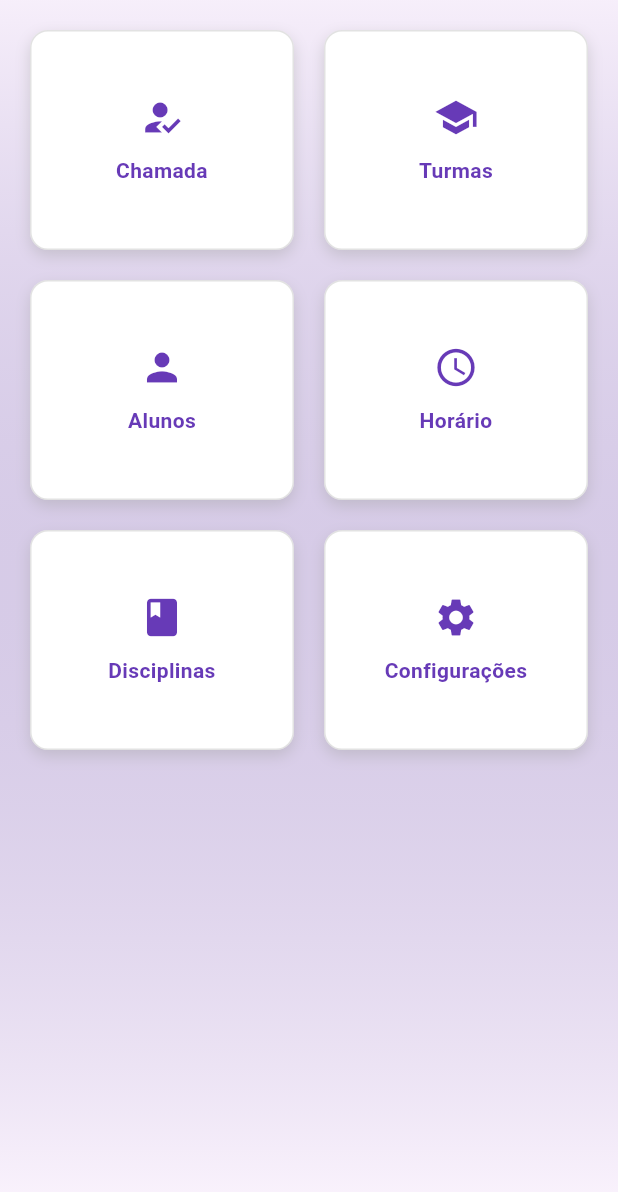
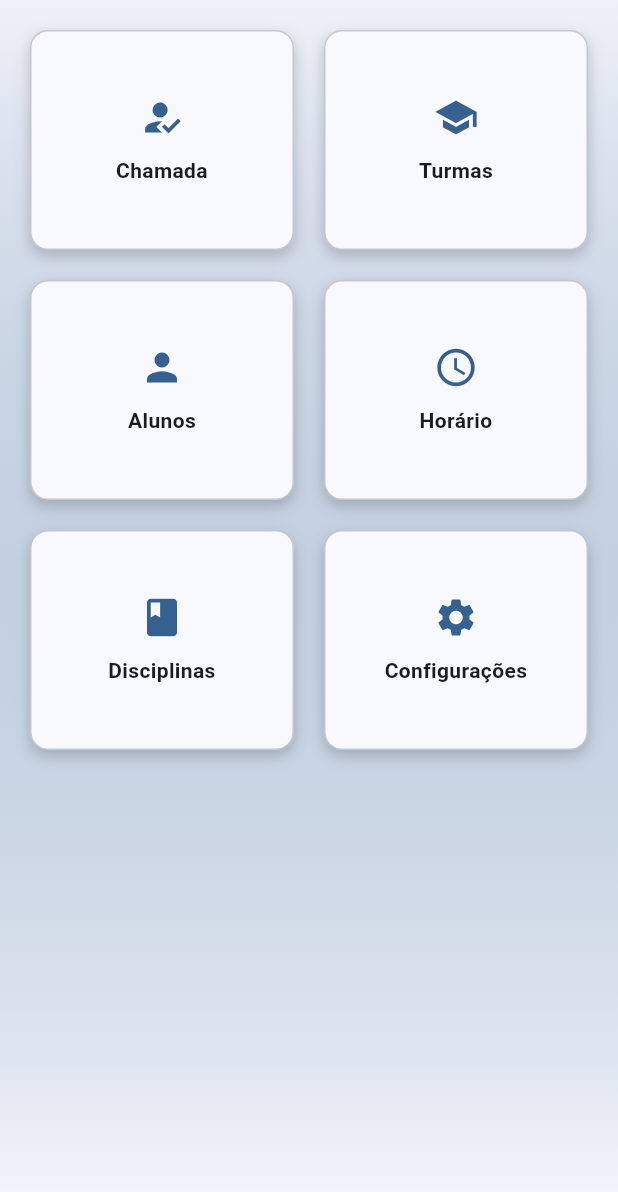
Before and after one commit to fostergdev/vocatus, a Flutter app: the screen it shows after launch, on a phone screen of 412 x 824 dp. Shown: the top 1192 px of the screen. Run offline on Flutter 3.47's test engine with Material 3 defaults, Android fonts, the phone set to English and light mode, and no system bars; our stand-ins replace flutter_colorpicker, get, get_storage, mask_text_input_formatter, sqflite, syncfusion_flutter_datagrid; missing offline and left inert: validatorless; accounts and stored records are empty.

Commit message:
settings

```diff
--- a/lib/app/core/widgets/custom_square_button.dart
+++ b/lib/app/core/widgets/custom_square_button.dart
@@ -16,24 +16,31 @@ class CustomSquareButton extends StatelessWidget {
 
   @override
   Widget build(BuildContext context) {
+    // Acesse o ColorScheme do tema atual
+    final ColorScheme colorScheme = Theme.of(context).colorScheme;
+
     return InkWell(
       onTap: onPressed,
       borderRadius: BorderRadius.circular(12),
-      splashColor: Colors.deepPurple.withValues(alpha: .3),
-      highlightColor: Colors.deepPurple.withValues(alpha: .2),
+      // Use a cor primária do tema para os efeitos de splash e highlight
+      splashColor: colorScheme.primary.withValues(alpha: .2), // Um tom mais suave da cor primária
+      highlightColor: colorScheme.primary.withValues(alpha: .1), // Um tom ainda mais suave
       child: Container(
         width: double.infinity,
         height: 120,
         decoration: BoxDecoration(
-          color: Colors.white,
+          // Cor de fundo do botão: use surface ou background do tema
+          color: colorScheme.surface, // Geralmente branco no tema claro, cinza escuro no escuro
           borderRadius: BorderRadius.circular(12),
           border: Border.all(
-            color: Colors.grey.withValues(alpha: .3),
+            // Cor da borda: use outline ou um tom de cinza do tema
+            color: colorScheme.outlineVariant, // Uma cor de borda do Material 3
             width: 1,
           ),
           boxShadow: [
             BoxShadow(
-              color: Colors.grey.withValues(alpha: .4),
+              // Cor da sombra: use a cor da sombra do tema
+              color: colorScheme.shadow.withValues(alpha: 0.2), // Uma sombra mais sutil
               blurRadius: elevation ?? 4.0,
               offset: Offset(0, (elevation ?? 4.0) / 2),
             ),
@@ -45,15 +52,17 @@ class CustomSquareButton extends StatelessWidget {
             Icon(
               icon,
               size: 30,
-              color: Colors.deepPurple,
+              // Cor do ícone: use a cor primária do tema
+              color: colorScheme.primary,
             ),
             const SizedBox(height: 10),
             Text(
               text,
               textAlign: TextAlign.center,
-              style: const TextStyle(
+              style: TextStyle(
                 fontSize: 14,
-                color: Colors.deepPurple,
+                // Cor do texto: use onSurface (texto em cima da superfície)
+                color: colorScheme.onSurface,
                 fontWeight: FontWeight.bold,
               ),
             ),
--- a/lib/app/modules/home/home_page.dart
+++ b/lib/app/modules/home/home_page.dart
@@ -10,8 +10,10 @@ class HomePage extends GetView<HomeController> {
   @override
   Widget build(BuildContext context) {
     // Acesse o ColorScheme do tema atual
+    print(
+      'HomePage reconstruindo. Cor primária do tema: ${Theme.of(context).colorScheme.primary}',
+    );
     final ColorScheme colorScheme = Theme.of(context).colorScheme;
-
 
     // Defina as cores do gradiente com base no ColorScheme
     // Para o tema claro, será um roxo claro para branco/fundo
@@ -19,15 +21,16 @@ class HomePage extends GetView<HomeController> {
     List<Color> gradientColors;
     if (Theme.of(context).brightness == Brightness.dark) {
       gradientColors = [
-        colorScheme.surfaceContainerHighest, // Uma cor de superfície mais escura
+        colorScheme
+            .surfaceContainerHighest, // Uma cor de superfície mais escura
         colorScheme
             .surface, // Cor de fundo do tema escuro (geralmente preto ou cinza bem escuro)
       ];
     } else {
       gradientColors = [
         colorScheme.primary.withValues(alpha:
-          0.05,
-        ), // Um tom muito claro da cor primária
+          0.05, // Um tom muito claro da cor primária
+        ),
         colorScheme
             .surface, // Cor de fundo do tema claro (geralmente branco ou cinza claro)
       ];
@@ -100,7 +103,6 @@ class HomePage extends GetView<HomeController> {
     VoidCallback onPressed,
     BuildContext context,
   ) {
-
     return CustomSquareButton(
       text: text,
       icon: icon,
--- /dev/null
+++ b/lib/app/modules/settings/settings_bindings.dart
@@ -0,0 +1,9 @@
+import 'package:get/get.dart';
+import './settings_controller.dart';
+
+class SettingsBindings implements Bindings {
+    @override
+    void dependencies() {
+        Get.put(SettingsController());
+    }
+}
--- /dev/null
+++ b/lib/app/routes/settings_routes.dart
@@ -0,0 +1,14 @@
+import 'package:get/get.dart';
+import 'package:vocatus/app/modules/settings/settings_bindings.dart';
+import 'package:vocatus/app/modules/settings/settings_page.dart';
+
+class SettingsRoutes {
+  SettingsRoutes._();
+  static final routers = <GetPage>[
+    GetPage(
+      name: '/settings',
+      page:() => SettingsPage(),
+      binding: SettingsBindings(),
+    )
+  ];
+}
--- a/lib/main.dart
+++ b/lib/main.dart
@@ -1,6 +1,9 @@
 import 'package:flutter/material.dart';
 import 'package:get/get.dart';
 import 'package:flutter_localizations/flutter_localizations.dart';
+import 'package:get_storage/get_storage.dart';
+import 'package:vocatus/app/modules/settings/settings_controller.dart';
+// Importe todas as suas rotas aqui
 import 'package:vocatus/app/routes/attendance_routes.dart';
 import 'package:vocatus/app/routes/classes_routes.dart';
 import 'package:vocatus/app/routes/disciplines_routes.dart';
@@ -9,10 +12,16 @@ import 'package:vocatus/app/routes/home_routes.dart';
 import 'package:vocatus/app/routes/homework_routes.dart';
 import 'package:vocatus/app/routes/occurrence_routes.dart';
 import 'package:vocatus/app/routes/reports_routes.dart';
+import 'package:vocatus/app/routes/settings_routes.dart';
 import 'package:vocatus/app/routes/students_routes.dart';
 
-void main() {
-  runApp(VocatusApp());
+
+void main() async {
+  WidgetsFlutterBinding.ensureInitialized();
+  await GetStorage.init();
+  Get.put(SettingsController());
+
+  runApp(const VocatusApp());
 }
 
 class VocatusApp extends StatelessWidget {
@@ -20,9 +29,16 @@ class VocatusApp extends StatelessWidget {
 
   @override
   Widget build(BuildContext context) {
+    final SettingsController settingsController = Get.find<SettingsController>();
+
+    return Obx(
+      () {
+        // Define a cor semente para o tema claro e escuro
+        final Color seedColor = settingsController.primaryColor.value;
+
         return GetMaterialApp(
           locale: const Locale('pt', 'BR'),
-      localizationsDelegates: [
+          localizationsDelegates: const [
             GlobalMaterialLocalizations.delegate,
             GlobalWidgetsLocalizations.delegate,
           ],
@@ -37,10 +53,43 @@ class VocatusApp extends StatelessWidget {
             ...HomeworkRoutes.routers,
             ...OccurrenceRoutes.routes,
             ...ReportsRoutes.routers,
+            ...SettingsRoutes.routers,
           ],
           debugShowCheckedModeBanner: false,
           title: 'Vocatus',
-      theme: ThemeData(useMaterial3: true),
+
+          // --- CONFIGURAÇÃO DO TEMA CLARO ---
+          theme: ThemeData(
+            useMaterial3: true,
+            colorScheme: ColorScheme.fromSeed(
+              seedColor: seedColor,
+              brightness: Brightness.light, // Tema claro
+            ),
+            appBarTheme: AppBarTheme(
+              backgroundColor: seedColor, // Cor da AppBar no tema claro
+              foregroundColor: Colors.white,
+            ),
+            // Adicione outras customizações para o tema claro aqui
+          ),
+
+          // --- CONFIGURAÇÃO DO TEMA ESCURO ---
+          darkTheme: ThemeData(
+            useMaterial3: true,
+            colorScheme: ColorScheme.fromSeed(
+              seedColor: seedColor,
+              brightness: Brightness.dark, // Tema escuro
+            ),
+            appBarTheme: AppBarTheme(
+              backgroundColor: seedColor, // Cor da AppBar no tema escuro
+              foregroundColor: Colors.white,
+            ),
+            // Adicione outras customizações para o tema escuro aqui
+          ),
+
+          // --- AQUI SELECIONAMOS QUAL TEMA USAR ---
+          themeMode: settingsController.isDarkMode.value ? ThemeMode.dark : ThemeMode.light,
+        );
+      },
     );
   }
 }
--- a/pubspec.yaml
+++ b/pubspec.yaml
@@ -32,9 +32,11 @@ dependencies:
   cupertino_icons: ^1.0.8
   flutter:
     sdk: flutter
+  flutter_colorpicker: ^1.1.0
   flutter_localizations:
     sdk: flutter
   get: ^4.7.2
+  get_storage: ^2.1.1
   intl: ^0.20.2
   mask_text_input_formatter: ^2.9.0
   mockito: ^5.4.6
```
Also changed, not shown: lib/app/core/utils/database/database_helper.dart (+4 -8 lines), lib/app/modules/settings/settings_controller.dart (added, +56 -0 lines), lib/app/modules/settings/settings_page.dart (added, +187 -0 lines), pubspec.lock. Lines whose indentation alone changed are shown as unchanged.
